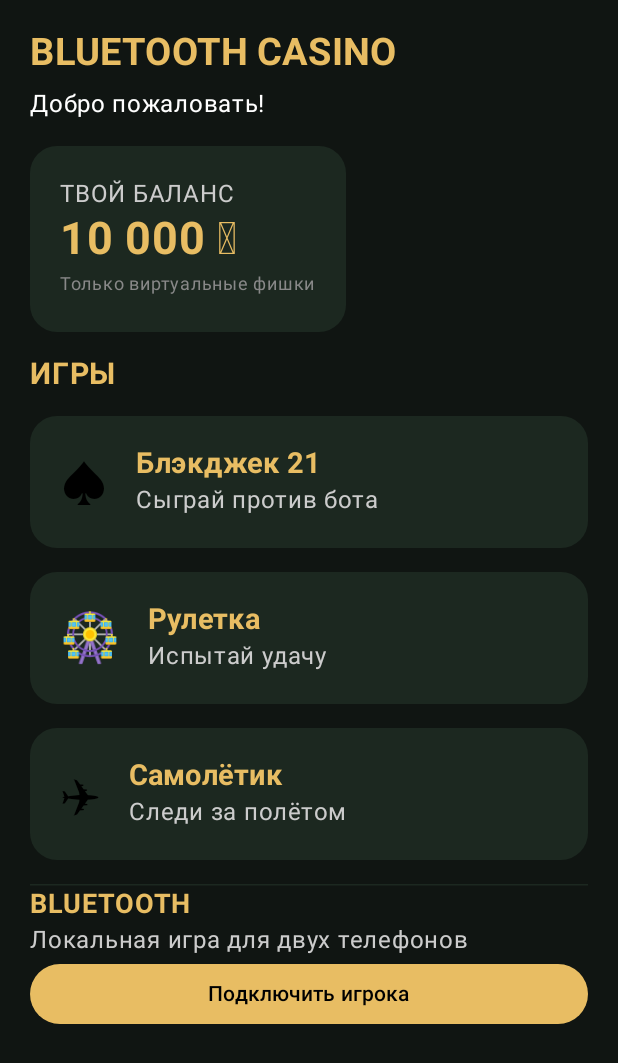
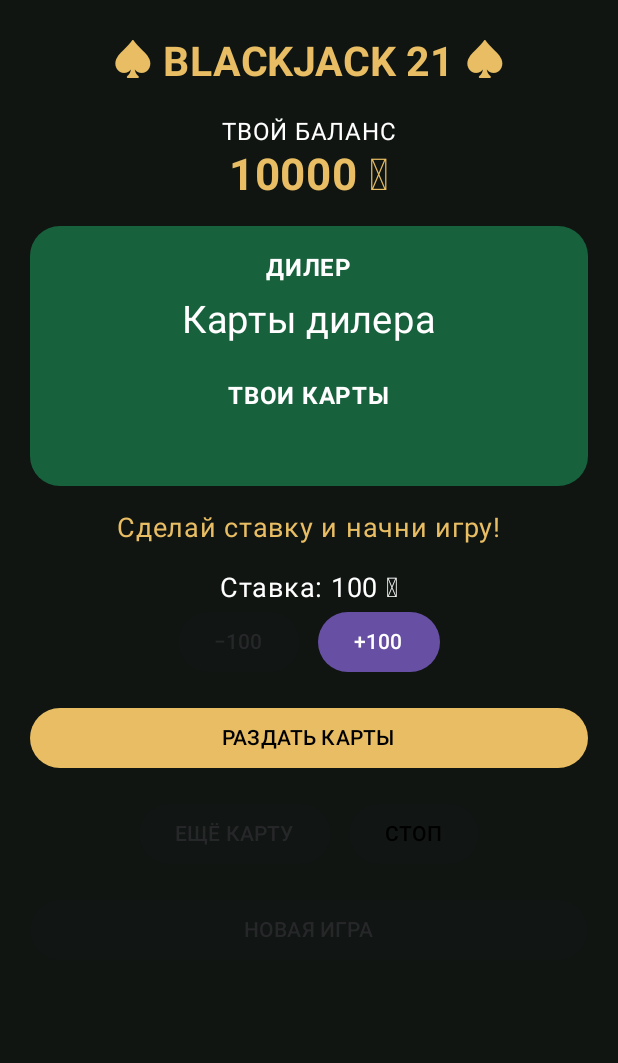
Before and after one commit to flopa9/BluetoothCasino, an Android app built with Jetpack Compose: the screen it shows after launch (MainActivity), on a phone screen of 412 x 824 dp. Shown: the top 1063 px of the screen. Run offline under Robolectric (Android 15) with nearby library versions, the phone set to English and light mode, and no system bars.

Commit message:
Update MainActivity.kt

```diff
--- a/app/src/main/java/com/example/bluetoothcasino/MainActivity.kt
+++ b/app/src/main/java/com/example/bluetoothcasino/MainActivity.kt
@@ -1,3 +1,4 @@
+
 package com.example.bluetoothcasino
 
 import android.os.Bundle
@@ -5,8 +6,8 @@ import androidx.activity.ComponentActivity
 import androidx.activity.compose.setContent
 import androidx.compose.foundation.background
 import androidx.compose.foundation.layout.*
+import androidx.compose.foundation.shape.RoundedCornerShape
 import androidx.compose.foundation.lazy.LazyColumn
-import androidx.compose.foundation.shape.RoundedCornerShape
 import androidx.compose.material3.*
 import androidx.compose.runtime.*
 import androidx.compose.ui.Alignment
@@ -16,180 +17,249 @@ import androidx.compose.ui.text.font.FontWeight
 import androidx.compose.ui.unit.dp
 import androidx.compose.ui.unit.sp
 
-private val Background = Color(0xFF101512)
-private val CardColor = Color(0xFF1C2820)
+private val Dark = Color(0xFF101512)
+private val Green = Color(0xFF17613D)
 private val Gold = Color(0xFFE8BD63)
+private val White = Color.White
+
+data class PlayingCard(val rank: String, val suit: String) {
+    val points: Int
+        get() = when (rank) {
+            "A" -> 11
+            "K", "Q", "J" -> 10
+            else -> rank.toInt()
+        }
+}
+
+fun newDeck(): List<PlayingCard> {
+    val ranks = listOf("A", "2", "3", "4", "5", "6", "7", "8", "9", "10", "J", "Q", "K")
+    val suits = listOf("♠", "♥", "♦", "♣")
+    return (suits.flatMap { suit -> ranks.map { rank -> PlayingCard(rank, suit) } }).shuffled()
+}
+
+fun score(cards: List<PlayingCard>): Int {
+    var total = cards.sumOf { it.points }
+    var aces = cards.count { it.rank == "A" }
+    while (total > 21 && aces > 0) {
+        total -= 10
+        aces--
+    }
+    return total
+}
 
 class MainActivity : ComponentActivity() {
     override fun onCreate(savedInstanceState: Bundle?) {
         super.onCreate(savedInstanceState)
-        setContent {
-            CasinoApp()
-        }
+        setContent { BlackjackApp() }
     }
 }
 
 @Composable
-fun CasinoApp() {
-    var selectedGame by remember { mutableStateOf("Главная") }
+fun BlackjackApp() {
+    var balance by remember { mutableIntStateOf(10000) }
+    var bet by remember { mutableIntStateOf(100) }
+    var deck by remember { mutableStateOf(newDeck()) }
+    var player by remember { mutableStateOf(emptyList<PlayingCard>()) }
+    var dealer by remember { mutableStateOf(emptyList<PlayingCard>()) }
+    var started by remember { mutableStateOf(false) }
+    var finished by remember { mutableStateOf(false) }
+    var message by remember { mutableStateOf("Сделай ставку и начни игру!") }
+
+    fun finishGame() {
+        var hand = dealer
+        while (score(hand) < 17 && deck.isNotEmpty()) {
+            hand = hand + deck.first()
+            deck = deck.drop(1)
+        }
+        dealer = hand
+
+        val p = score(player)
+        val d = score(dealer)
+
+        message = when {
+            p > 21 -> "Перебор! Ты проиграл."
+            d > 21 -> "У дилера перебор! Ты победил!"
+            p > d -> "Победа! Отличная игра!"
+            p < d -> "Дилер победил."
+            else -> "Ничья! Ставка возвращена."
+        }
+
+        when {
+            p > 21 -> Unit
+            d > 21 || p > d -> balance += bet * 2
+            p == d -> balance += bet
+        }
+        finished = true
+    }
+
+    fun startGame() {
+        if (bet <= 0 || bet > balance) {
+            message = "Недостаточно фишек для такой ставки."
+            return
+        }
+
+        deck = newDeck()
+        player = deck.take(2)
+        dealer = deck.drop(2).take(2)
+        deck = deck.drop(4)
+        balance -= bet
+        started = true
+        finished = false
+        message = "Твой ход. Возьми карту или остановись."
+
+        if (score(player) == 21) {
+            finishGame()
+        }
+    }
 
     MaterialTheme {
         Surface(
             modifier = Modifier.fillMaxSize(),
-            color = Background
+            color = Dark
         ) {
-            if (selectedGame == "Главная") {
             LazyColumn(
                 modifier = Modifier.fillMaxSize(),
                 contentPadding = PaddingValues(20.dp),
-                    verticalArrangement = Arrangement.spacedBy(16.dp)
+                verticalArrangement = Arrangement.spacedBy(16.dp),
+                horizontalAlignment = Alignment.CenterHorizontally
             ) {
                 item {
                     Text(
-                            "BLUETOOTH CASINO",
+                        "♠ BLACKJACK 21 ♠",
                         color = Gold,
-                            fontSize = 25.sp,
+                        fontSize = 27.sp,
                         fontWeight = FontWeight.Bold
                     )
-                        Spacer(Modifier.height(8.dp))
-                        Text("Добро пожаловать!", color = Color.White)
                 }
 
                 item {
-                        Card(
-                            colors = CardDefaults.cardColors(
-                                containerColor = CardColor
-                            ),
-                            shape = RoundedCornerShape(18.dp)
-                        ) {
-                            Column(Modifier.padding(20.dp)) {
-                                Text("ТВОЙ БАЛАНС", color = Color.LightGray)
+                    Text("ТВОЙ БАЛАНС", color = White)
                     Text(
-                                    "10 000 🪙",
+                        "$balance 🪙",
                         color = Gold,
-                                    fontSize = 30.sp,
+                        fontSize = 29.sp,
                         fontWeight = FontWeight.Bold
                     )
+                }
+
+                item {
+                    Box(
+                        modifier = Modifier
+                            .fillMaxWidth()
+                            .background(Green, RoundedCornerShape(20.dp))
+                            .padding(16.dp)
+                    ) {
+                        Column(
+                            modifier = Modifier.fillMaxWidth(),
+                            horizontalAlignment = Alignment.CenterHorizontally
+                        ) {
+                            Text("ДИЛЕР", color = White, fontWeight = FontWeight.Bold)
+                            Spacer(Modifier.height(8.dp))
                             Text(
-                                    "Только виртуальные фишки",
-                                    color = Color.Gray,
-                                    fontSize = 12.sp
+                                if (started) dealer.joinToString("   ") { "${it.rank}${it.suit}" }
+                                else "Карты дилера",
+                                color = White,
+                                fontSize = 25.sp
                             )
+                            if (started && (finished || dealer.isEmpty())) {
+                                Text("Очки: ${score(dealer)}", color = Gold)
+                            } else if (started) {
+                                Text("Очки: ?", color = Gold)
+                            }
+                            Spacer(Modifier.height(24.dp))
+                            Text("ТВОИ КАРТЫ", color = White, fontWeight = FontWeight.Bold)
+                            Spacer(Modifier.height(8.dp))
+                            Text(
+                                player.joinToString("   ") { "${it.rank}${it.suit}" },
+                                color = White,
+                                fontSize = 25.sp
+                            )
+                            if (started) {
+                                Text("Очки: ${score(player)}", color = Gold)
+                            }
                         }
                     }
                 }
 
                 item {
-                        Text(
-                            "ИГРЫ",
-                            color = Gold,
-                            fontSize = 20.sp,
-                            fontWeight = FontWeight.Bold
-                        )
+                    Text(message, color = Gold, fontSize = 18.sp)
                 }
 
                 item {
-                        GameCard("♠", "Блэкджек 21", "Сыграй против бота") {
-                            selectedGame = "Блэкджек 21"
+                    Text("Ставка: $bet 🪙", color = White, fontSize = 18.sp)
+                    Row(
+                        horizontalArrangement = Arrangement.spacedBy(12.dp),
+                        verticalAlignment = Alignment.CenterVertically
+                    ) {
+                        Button(
+                            onClick = { if (!started && bet > 100) bet -= 100 },
+                            enabled = !started && bet > 100
+                        ) { Text("−100") }
+
+                        Button(
+                            onClick = {
+                                if (!started && bet + 100 <= balance) bet += 100
+                            },
+                            enabled = !started && bet + 100 <= balance
+                        ) { Text("+100") }
                     }
                 }
 
                 item {
-                        GameCard("🎡", "Рулетка", "Испытай удачу") {
-                            selectedGame = "Рулетка"
+                    Button(
+                        onClick = { startGame() },
+                        enabled = !started && balance >= bet,
+                        modifier = Modifier.fillMaxWidth(),
+                        colors = ButtonDefaults.buttonColors(containerColor = Gold)
+                    ) {
+                        Text("РАЗДАТЬ КАРТЫ", color = Color.Black)
                     }
                 }
 
                 item {
-                        GameCard("✈", "Самолётик", "Следи за полётом") {
-                            selectedGame = "Самолётик"
+                    Row(horizontalArrangement = Arrangement.spacedBy(12.dp)) {
+                        Button(
+                            onClick = {
+                                if (started && !finished && deck.isNotEmpty()) {
+                                    player = player + deck.first()
+                                    deck = deck.drop(1)
+                                    if (score(player) >= 21) finishGame()
+                                }
+                            },
+                            enabled = started && !finished,
+                            colors = ButtonDefaults.buttonColors(containerColor = Green)
+                        ) {
+                            Text("ЕЩЁ КАРТУ")
+                        }
+
+                        Button(
+                            onClick = {
+                                if (started && !finished) finishGame()
+                            },
+                            enabled = started && !finished,
+                            colors = ButtonDefaults.buttonColors(containerColor = Gold)
+                        ) {
+                            Text("СТОП", color = Color.Black)
+                        }
                     }
                 }
 
                 item {
-                        HorizontalDivider(color = CardColor)
-                        Text(
-                            "BLUETOOTH",
-                            color = Gold,
-                            fontSize = 18.sp,
-                            fontWeight = FontWeight.Bold
-                        )
-                        Text(
-                            "Локальная игра для двух телефонов",
-                            color = Color.LightGray
-                        )
                     Button(
-                            onClick = { selectedGame = "Bluetooth" },
-                            colors = ButtonDefaults.buttonColors(
-                                containerColor = Gold
-                            ),
+                        onClick = {
+                            started = false
+                            finished = false
+                            player = emptyList()
+                            dealer = emptyList()
+                            message = "Сделай ставку и начни игру!"
+                        },
+                        enabled = finished,
                         modifier = Modifier.fillMaxWidth()
                     ) {
-                            Text("Подключить игрока", color = Color.Black)
-                        }
-                    }
-                }
-            } else {
-                Column(
-                    modifier = Modifier
-                        .fillMaxSize()
-                        .padding(24.dp),
-                    horizontalAlignment = Alignment.CenterHorizontally,
-                    verticalArrangement = Arrangement.Center
-                ) {
-                    Text(
-                        selectedGame,
-                        color = Gold,
-                        fontSize = 28.sp,
-                        fontWeight = FontWeight.Bold
-                    )
-                    Spacer(Modifier.height(16.dp))
-                    Text(
-                        "Этот режим пока разрабатывается.",
-                        color = Color.White
-                    )
-                    Spacer(Modifier.height(24.dp))
-                    Button(
-                        onClick = { selectedGame = "Главная" }
-                    ) {
-                        Text("Назад")
+                        Text("НОВАЯ ИГРА")
                     }
                 }
             }
         }
     }
 }
-
-@Composable
-fun GameCard(
-    symbol: String,
-    name: String,
-    description: String,
-    onClick: () -> Unit
-) {
-    Card(
-        onClick = onClick,
-        modifier = Modifier.fillMaxWidth(),
-        colors = CardDefaults.cardColors(
-            containerColor = CardColor
-        ),
-        shape = RoundedCornerShape(18.dp)
-    ) {
-        Row(
-            modifier = Modifier.padding(20.dp),
-            verticalAlignment = Alignment.CenterVertically
-        ) {
-            Text(symbol, fontSize = 32.sp)
-            Spacer(Modifier.width(18.dp))
-            Column {
-                Text(
-                    name,
-                    color = Gold,
-                    fontSize = 19.sp,
-                    fontWeight = FontWeight.Bold
-                )
-                Text(description, color = Color.LightGray)
-            }
-        }
-    }
-}
```
Lines whose indentation alone changed are shown as unchanged.
